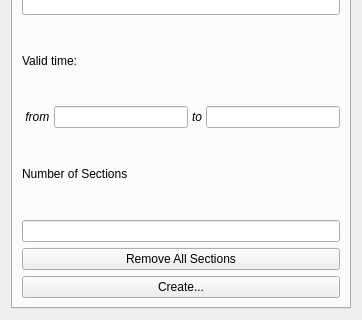
Old version of the form src/qt-widgets/TopologyToolsWidgetUi.ui in the repository GPlates/GPlates; both pictures show x 0 to 362 and y 253 to 573 of the 362 by 573 pixel window.
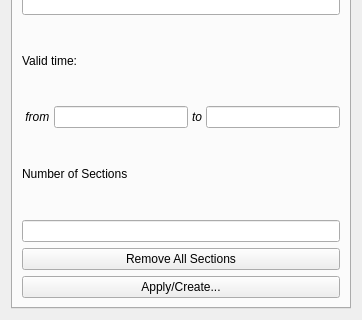
New version of the form.

Diff of the .ui file:
```diff
--- a/src/qt-widgets/TopologyToolsWidgetUi.ui
+++ b/src/qt-widgets/TopologyToolsWidgetUi.ui
@@ -115,7 +115,7 @@
        <item>
         <widget class="QPushButton" name="button_create" >
          <property name="text" >
-          <string>Create...</string>
+          <string>Apply/Create...</string>
          </property>
         </widget>
        </item>
```
Left out of the diff: 6 changed lines with no effect on the pictures.
